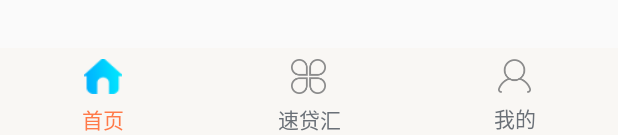
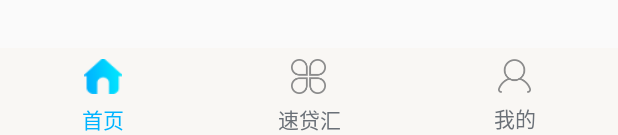
Before and after one commit to fox28/51Loan, an Android app: the layout activity_main.xml on its own in the app's theme, with its tools: preview values and no code run, on a phone screen of 412 x 824 dp. Shown: the part 1098-1233 px from the top of the screen. Run offline under Robolectric (Android 15) with nearby library versions, the phone set to English and light mode, and no system bars.

Commit message:
修改底部菜单文字颜色

```diff
--- a/app/src/main/res/values/ease_colors.xml
+++ b/app/src/main/res/values/ease_colors.xml
@@ -2,5 +2,5 @@
 <resources>
     <!--底部菜单按钮字体颜色-->
     <color name="menu_item_text_normal">#6A7077</color>
-    <color name="menu_item_text_checked">#FF7A49</color>
+    <color name="menu_item_text_checked">#ff00b4ff</color>
 </resources>
```
